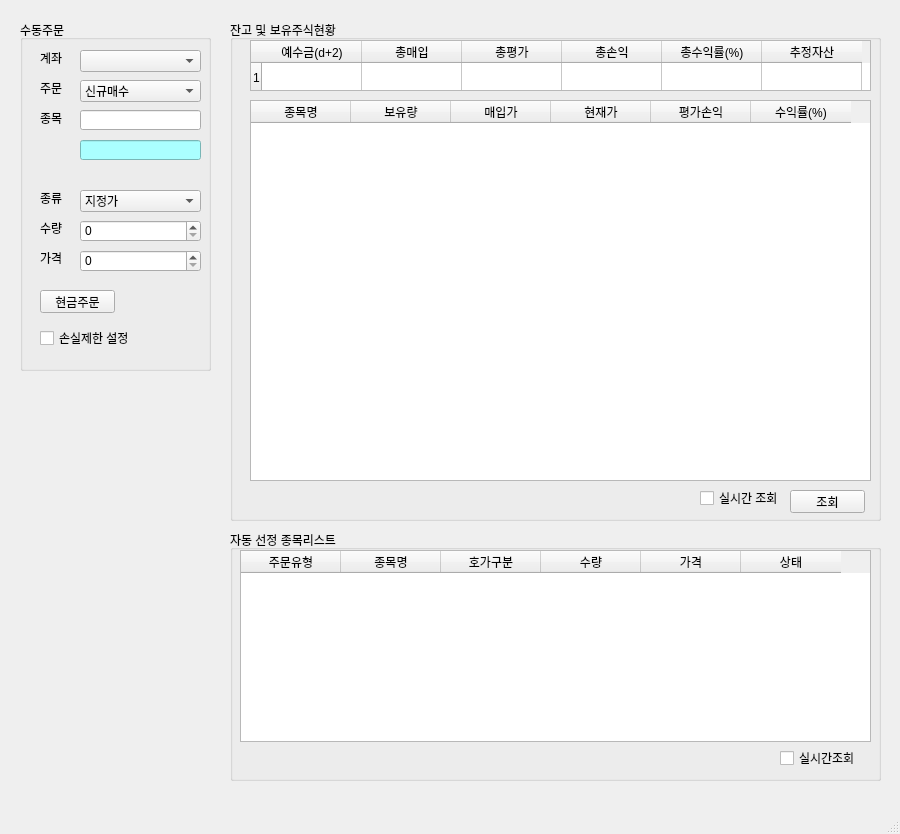
Before: the Qt Designer form pytrader.ui in jkkim74/PyTrader, drawn with Qt 5.
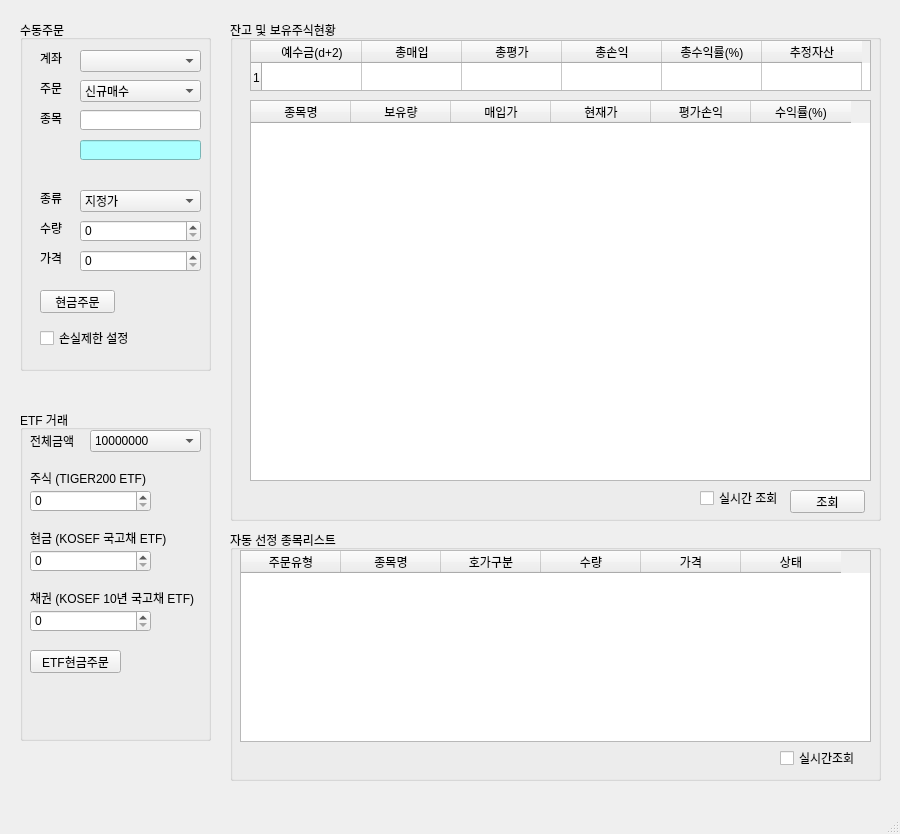
After: the same form once the commit is applied.

Diff of the .ui file:
```diff
--- a/pytrader.ui
+++ b/pytrader.ui
@@ -448,6 +448,152 @@
      </property>
     </widget>
    </widget>
+   <widget class="QGroupBox" name="groupBox_7">
+    <property name="geometry">
+     <rect>
+      <x>20</x>
+      <y>410</y>
+      <width>191</width>
+      <height>331</height>
+     </rect>
+    </property>
+    <property name="title">
+     <string>ETF 거래</string>
+    </property>
+    <widget class="QComboBox" name="comboBox_13">
+     <property name="geometry">
+      <rect>
+       <x>70</x>
+       <y>20</y>
+       <width>111</width>
+       <height>22</height>
+      </rect>
+     </property>
+     <property name="currentIndex">
+      <number>0</number>
+     </property>
+     <item>
+      <property name="text">
+       <string>10000000</string>
+      </property>
+     </item>
+     <item>
+      <property name="text">
+       <string>20000000</string>
+      </property>
+     </item>
+     <item>
+      <property name="text">
+       <string>30000000</string>
+      </property>
+     </item>
+     <item>
+      <property name="text">
+       <string>40000000</string>
+      </property>
+     </item>
+     <item>
+      <property name="text">
+       <string>50000000</string>
+      </property>
+     </item>
+    </widget>
+    <widget class="QLabel" name="label_25">
+     <property name="geometry">
+      <rect>
+       <x>10</x>
+       <y>20</y>
+       <width>56</width>
+       <height>21</height>
+      </rect>
+     </property>
+     <property name="text">
+      <string>전체금액</string>
+     </property>
+    </widget>
+    <widget class="QLabel" name="label_7">
+     <property name="geometry">
+      <rect>
+       <x>10</x>
+       <y>60</y>
+       <width>121</width>
+       <height>16</height>
+      </rect>
+     </property>
+     <property name="text">
+      <string>주식 (TIGER200 ETF)</string>
+     </property>
+    </widget>
+    <widget class="QSpinBox" name="spinBox_3">
+     <property name="geometry">
+      <rect>
+       <x>10</x>
+       <y>80</y>
+       <width>121</width>
+       <height>22</height>
+      </rect>
+     </property>
+    </widget>
+    <widget class="QLabel" name="label_8">
+     <property name="geometry">
+      <rect>
+       <x>10</x>
+       <y>120</y>
+       <width>171</width>
+       <height>16</height>
+      </rect>
+     </property>
+     <property name="text">
+      <string>현금 (KOSEF 국고채 ETF)</string>
+     </property>
+    </widget>
+    <widget class="QSpinBox" name="spinBox_4">
+     <property name="geometry">
+      <rect>
+       <x>10</x>
+       <y>140</y>
+       <width>121</width>
+       <height>22</height>
+      </rect>
+     </property>
+    </widget>
+    <widget class="QLabel" name="label_9">
+     <property name="geometry">
+      <rect>
+       <x>10</x>
+       <y>180</y>
+       <width>181</width>
+       <height>16</height>
+      </rect>
+     </property>
+     <property name="text">
+      <string>채권 (KOSEF 10년 국고채 ETF)</string>
+     </property>
+    </widget>
+    <widget class="QSpinBox" name="spinBox_5">
+     <property name="geometry">
+      <rect>
+       <x>10</x>
+       <y>200</y>
+       <width>121</width>
+       <height>22</height>
+      </rect>
+     </property>
+    </widget>
+    <widget class="QPushButton" name="pushButton_3">
+     <property name="geometry">
+      <rect>
+       <x>10</x>
+       <y>240</y>
+       <width>91</width>
+       <height>23</height>
+      </rect>
+     </property>
+     <property name="text">
+      <string>ETF현금주문</string>
+     </property>
+    </widget>
+   </widget>
   </widget>
   <widget class="QMenuBar" name="menubar">
    <property name="geometry">
```
